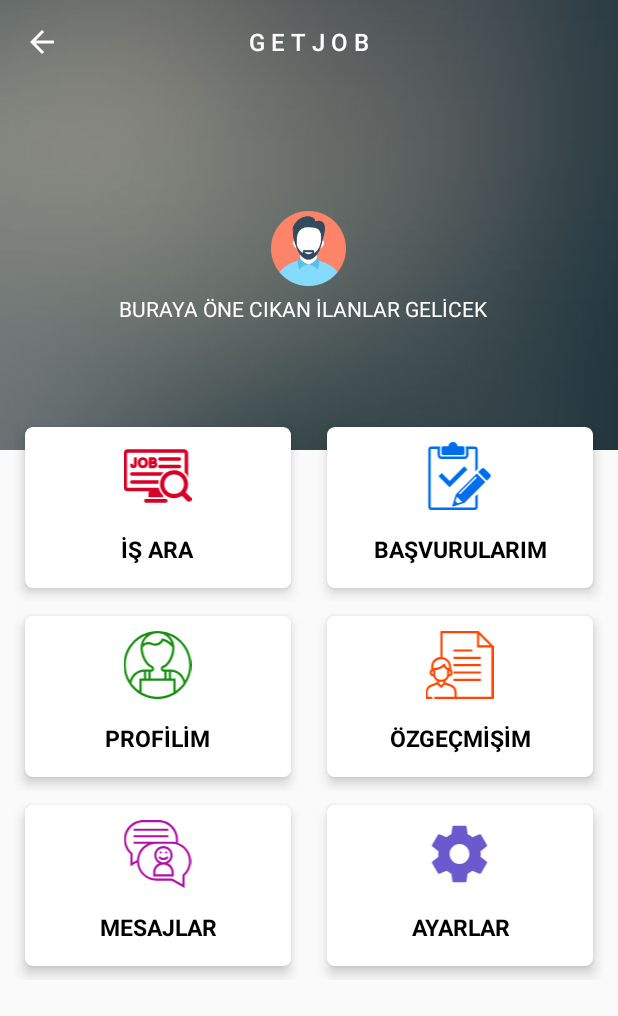
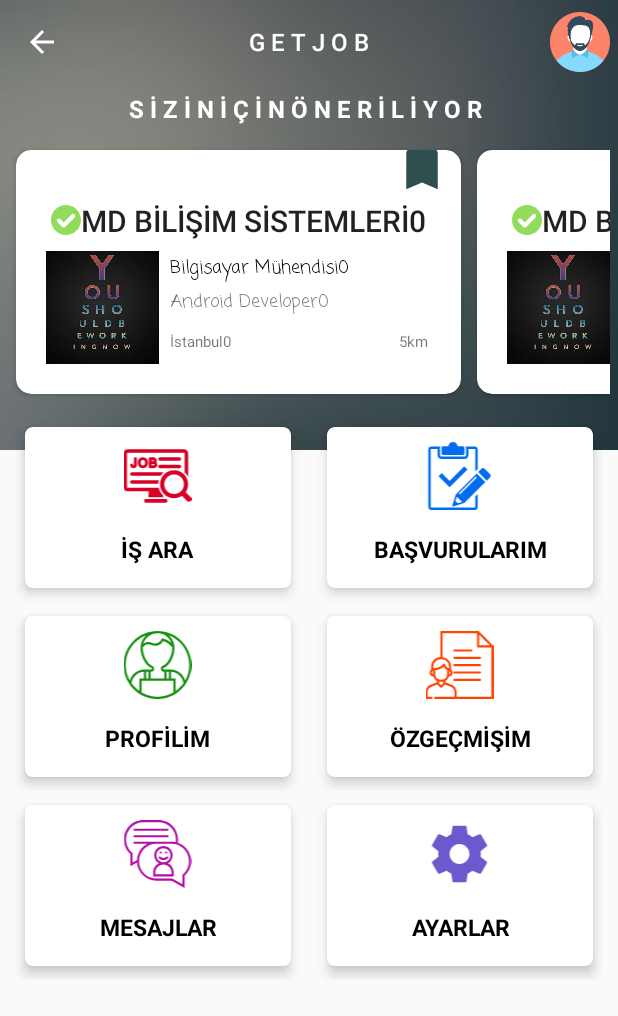
Before and after one commit to harrunisk/GetJob, an Android app: the UserIntro screen opened directly, with no data from a screen before it, on a phone screen of 412 x 824 dp. Shown: the top 1016 px of the screen. Run offline under Robolectric (Android 15) with nearby library versions, the phone set to English and light mode, and no system bars; libraries missing offline, so code that uses them is left out: com.nostra13.universalimageloader, com.wang.avi; 2 statements that could not run were skipped.

Commit message:
MainActivity üst bölüme Önerilen İş ilanları için RecyclerView eklendi.

```diff
--- a/app/src/main/java/com/example/harun/getjob/Profile/EditProfile.java
+++ b/app/src/main/java/com/example/harun/getjob/Profile/EditProfile.java
@@ -94,10 +94,7 @@ public class EditProfile extends AppCompatActivity implements contentFragment, V
         Log.d(TAG, "OnCreate Calıstı");
         setContentView(R.layout.edit_profile);
 
-//        if (savedInstanceState != null) {
-//
-//
-//        }
+
 
         //   if (Permissions.checkPermissionArray(this,Permissions.PERMISSIONS)) {
 
--- a/app/src/main/java/com/example/harun/getjob/Profile/profilPage.java
+++ b/app/src/main/java/com/example/harun/getjob/Profile/profilPage.java
@@ -106,7 +106,6 @@ public class profilPage extends AppCompatActivity {
 
 
         alertDialog.show();*/
-
 
 
     }
--- a/app/src/main/java/com/example/harun/getjob/UserIntro.java
+++ b/app/src/main/java/com/example/harun/getjob/UserIntro.java
@@ -3,36 +3,74 @@ package com.example.harun.getjob;
 import android.content.Intent;
 import android.os.Bundle;
 import android.support.v7.app.AppCompatActivity;
+import android.support.v7.widget.DefaultItemAnimator;
+import android.support.v7.widget.LinearLayoutManager;
+import android.support.v7.widget.RecyclerView;
+import android.util.Log;
 import android.view.View;
 import android.widget.RelativeLayout;
 
 import com.example.harun.getjob.Profile.profilPage;
+import com.example.harun.getjob.profileModel.JobAdvertAdapter;
+import com.example.harun.getjob.profileModel.JobAdvertModel;
+
+import java.util.ArrayList;
 
 /**
  * Created by Harun on 10-Jan-18.
  */
 
 public class UserIntro extends AppCompatActivity {
+    private static final String TAG = "UserIntro";
 
-    // Button profile;
+
     RelativeLayout profileLayout;
+    private RecyclerView recyclerViewJobAdvert;
+    ArrayList<JobAdvertModel> jobAdvertList;
+    JobAdvertAdapter mJobAdvertAdapter;
 
+    String denemeurl = "http://logosolusa.com/wp-content/uploads/parser/MD-Logo-1.png";
 
     @Override
     protected void onCreate(Bundle savedInstanceState) {
         super.onCreate(savedInstanceState);
         setContentView(R.layout.activity_user);
-
         gatherView();
+        init();
+        setRecyclerAdvertView();
 
     }
 
+    private void init() {
+
+        jobAdvertList = new ArrayList<JobAdvertModel>();
+    }
+
+    private void setRecyclerAdvertView() {
+
+        Log.d(TAG, "setRecyclerAdvertView: ");
+        for (int i = 0; i < 10; i++) {
+
+            jobAdvertList.add(new JobAdvertModel("MD BİLİŞİM SİSTEMLERİ" + i, "Bilgisayar Mühendisi" + i, "Android Developer" + i, "İstanbul" + i, "5km", denemeurl));
+
+        }
+        mJobAdvertAdapter = new JobAdvertAdapter(this, jobAdvertList);
+        recyclerViewJobAdvert.setAdapter(mJobAdvertAdapter);
+        LinearLayoutManager linearLayoutManager2 = new LinearLayoutManager(this);
+        linearLayoutManager2.setOrientation(LinearLayoutManager.HORIZONTAL);
+        recyclerViewJobAdvert.setLayoutManager(linearLayoutManager2);
+        recyclerViewJobAdvert.setItemAnimator(new DefaultItemAnimator());
+        recyclerViewJobAdvert.setHasFixedSize(true);
+
+
+    }
 
     public void gatherView() {
 
-
         //profile = (Button) findViewById(R.id.profileButon);
         profileLayout = findViewById(R.id.profileLayout);
+        recyclerViewJobAdvert = findViewById(R.id.recommendedList);
+
     }
 
     public void profilPage(View view) {
--- /dev/null
+++ b/app/src/main/java/com/example/harun/getjob/profileModel/JobAdvertAdapter.java
@@ -0,0 +1,88 @@
+package com.example.harun.getjob.profileModel;
+
+import android.content.Context;
+import android.support.v7.widget.RecyclerView;
+import android.util.Log;
+import android.view.LayoutInflater;
+import android.view.View;
+import android.view.ViewGroup;
+import android.widget.ImageView;
+import android.widget.TextView;
+
+import com.example.harun.getjob.Profile.UniversalImageLoader;
+import com.example.harun.getjob.R;
+import com.nostra13.universalimageloader.core.ImageLoader;
+
+import java.util.ArrayList;
+
+/**
+ * Created by mayne on 20.03.2018.
+ */
+
+public class JobAdvertAdapter extends RecyclerView.Adapter<JobAdvertAdapter.MyViewHolder> {
+
+    private static final String TAG = "JobAdvertAdapter";
+    private ArrayList<JobAdvertModel> jobAdvertModelArrayList;
+    private LayoutInflater inflater;
+    private Context mContext;
+    JobAdvertModel mAdvertModel;
+
+    public JobAdvertAdapter(Context context, ArrayList<JobAdvertModel> jobAdvertModelArrayList) {
+        Log.d(TAG, "JobAdvertAdapter: Constructor ");
+        this.inflater = LayoutInflater.from(context);
+        this.mContext = context;
+        this.jobAdvertModelArrayList = jobAdvertModelArrayList;
+    }
+
+    @Override
+    public MyViewHolder onCreateViewHolder(ViewGroup parent, int viewType) {
+        View view = inflater.inflate(R.layout.job_advert, null,false);
+        MyViewHolder viewHolder = new MyViewHolder(view);
+
+        return viewHolder;
+    }
+
+    @Override
+    public void onBindViewHolder(MyViewHolder holder, int position) {
+        Log.d(TAG, "onBindViewHolder: ");
+        mAdvertModel = jobAdvertModelArrayList.get(position);
+
+        holder.companyName.setText(mAdvertModel.getCompanyName());
+        holder.companyJob.setText(mAdvertModel.getCompanyJob());
+        holder.jobDescpriction.setText(mAdvertModel.getJobDescpriction());
+        holder.companyLocation.setText(mAdvertModel.getCompanyLocation());
+        holder.companyDistance.setText(mAdvertModel.getCompanyDistance());
+
+
+        UniversalImageLoader universalImageLoader = new UniversalImageLoader(mContext);
+        ImageLoader.getInstance().init(universalImageLoader.configuration());
+        UniversalImageLoader.setImage(mAdvertModel.getCompanyLogoUrl(), holder.companyLogo, null, "");
+
+
+    }
+
+    @Override
+    public int getItemCount() {
+        return jobAdvertModelArrayList.size();
+    }
+
+    public class MyViewHolder extends RecyclerView.ViewHolder {
+
+        TextView companyName, companyJob, jobDescpriction, companyLocation, companyDistance;
+        ImageView companyLogo, saveAdvert;
+
+        public MyViewHolder(View itemView) {
+            super(itemView);
+            Log.d(TAG, "MyViewHolder: ");
+            companyName = itemView.findViewById(R.id.companyName);
+            companyJob = itemView.findViewById(R.id.companyJob);
+            jobDescpriction = itemView.findViewById(R.id.jobDescpriction);
+            companyLocation = itemView.findViewById(R.id.companyLocation);
+            companyDistance = itemView.findViewById(R.id.companyDistance);
+            companyLogo = itemView.findViewById(R.id.companyLogo);
+            saveAdvert = itemView.findViewById(R.id.saveAdvert);
+
+
+        }
+    }
+}
--- /dev/null
+++ b/app/src/main/java/com/example/harun/getjob/profileModel/JobAdvertModel.java
@@ -0,0 +1,89 @@
+package com.example.harun.getjob.profileModel;
+
+import android.util.Log;
+
+/**
+ * Created by mayne on 20.03.2018.
+ */
+
+public class JobAdvertModel {
+
+    private static final String TAG = "JobAdvertModel";
+
+    private String companyName, companyJob, jobDescpriction, companyLocation, companyDistance, companyLogoUrl;
+
+    public JobAdvertModel(String companyName, String companyJob, String jobDescpriction, String companyLocation, String companyDistance, String companyLogoUrl) {
+        Log.d(TAG, "JobAdvertModel: Constructor");
+
+        this.companyName = companyName;
+        this.companyJob = companyJob;
+        this.jobDescpriction = jobDescpriction;
+        this.companyLocation = companyLocation;
+        this.companyDistance = companyDistance;
+        this.companyLogoUrl = companyLogoUrl;
+    }
+
+    public JobAdvertModel() {
+    }
+
+    public String getCompanyName() {
+        return companyName;
+    }
+
+    public void setCompanyName(String companyName) {
+        this.companyName = companyName;
+    }
+
+    public String getCompanyJob() {
+        return companyJob;
+    }
+
+    public void setCompanyJob(String companyJob) {
+        this.companyJob = companyJob;
+    }
+
+    public String getJobDescpriction() {
+        return jobDescpriction;
+    }
+
+    public void setJobDescpriction(String jobDescpriction) {
+        this.jobDescpriction = jobDescpriction;
+    }
+
+    public String getCompanyLocation() {
+        return companyLocation;
+    }
+
+    public void setCompanyLocation(String companyLocation) {
+        this.companyLocation = companyLocation;
+    }
+
+    public String getCompanyDistance() {
+        return companyDistance;
+    }
+
+    public void setCompanyDistance(String companyDistance) {
+        this.companyDistance = companyDistance;
+    }
+
+    public String getCompanyLogoUrl() {
+        return companyLogoUrl;
+    }
+
+    public void setCompanyLogoUrl(String companyLogoUrl) {
+        this.companyLogoUrl = companyLogoUrl;
+    }
+
+    @Override
+    public String toString() {
+        return "JobAdvertModel{" +
+                "companyName='" + companyName + '\'' +
+                ", companyJob='" + companyJob + '\'' +
+                ", jobDescpriction='" + jobDescpriction + '\'' +
+                ", companyLocation='" + companyLocation + '\'' +
+                ", companyDistance='" + companyDistance + '\'' +
+                ", companyLogoUrl='" + companyLogoUrl + '\'' +
+                '}';
+    }
+
+}
--- /dev/null
+++ b/app/src/main/res/drawable/tick.xml
@@ -0,0 +1,11 @@
+<?xml version="1.0" encoding="utf-8"?>
+<vector xmlns:android="http://schemas.android.com/apk/res/android"
+    android:width="20dp"
+    android:height="20dp"
+    android:viewportWidth="191.667"
+    android:viewportHeight="191.667">
+
+    <path
+        android:fillColor="#91DC5A"
+        android:pathData="M95.833,0C42.991,0,0,42.99,0,95.833s42.991,95.834,95.833,95.834s95.833-42.991,95.833-95.834S148.676,0,95.833,0z M150.862,79.646l-60.207,60.207c-2.56,2.56-5.963,3.969-9.583,3.969c-3.62,0-7.023-1.409-9.583-3.969l-30.685-30.685 c-2.56-2.56-3.97-5.963-3.97-9.583c0-3.621,1.41-7.024,3.97-9.584c2.559-2.56,5.962-3.97,9.583-3.97c3.62,0,7.024,1.41,9.583,3.971 l21.101,21.1l50.623-50.623c2.56-2.56,5.963-3.969,9.583-3.969c3.62,0,7.023,1.409,9.583,3.969 C156.146,65.765,156.146,74.362,150.862,79.646z" />
+</vector>
--- a/app/src/main/res/layout/activity_user.xml
+++ b/app/src/main/res/layout/activity_user.xml
@@ -41,31 +41,44 @@
                     android:textSize="16sp"
                     android:textStyle="bold" />
 
+                <ImageView
+                    android:layout_width="40dp"
+                    android:layout_height="40dp"
+                    android:layout_gravity="end"
+                    android:layout_marginEnd="5dp"
+                    android:src="@drawable/man" />
+
 
             </android.support.v7.widget.Toolbar>
 
+            <!-- ÖNE CIKAN İLANLAR  -->
             <LinearLayout
                 android:layout_width="match_parent"
                 android:layout_height="match_parent"
-                android:gravity="center"
                 android:orientation="vertical">
 
-
-                <ImageView
-                    android:layout_width="70dp"
-                    android:layout_height="50dp"
-                    android:layout_gravity="center_horizontal"
-                    android:src="@drawable/man" />
 
                 <TextView
                     android:layout_width="wrap_content"
                     android:layout_height="wrap_content"
                     android:layout_gravity="center_horizontal"
                     android:layout_marginTop="5dp"
-                    android:text="BURAYA ÖNE CIKAN İLANLAR GELİCEK  "
+                    android:text="S İ Z İ N İ Ç İ N Ö N E R İ L İ Y O R "
                     android:textAlignment="center"
                     android:textColor="@color/white"
-                    android:textSize="14sp" />
+                    android:textSize="16sp"
+                    android:textStyle="bold" />
+
+
+                <android.support.v7.widget.RecyclerView
+                    android:id="@+id/recommendedList"
+                    android:layout_width="wrap_content"
+                    android:layout_height="wrap_content"
+                    android:layout_marginTop="5dp"
+                    android:padding="5dp">
+
+
+                </android.support.v7.widget.RecyclerView>
 
 
             </LinearLayout>
@@ -99,9 +112,9 @@
                     android:layout_marginEnd="5dp"
                     android:layout_weight="1"
                     app:cardCornerRadius="5dp"
+                    app:cardElevation="@dimen/cardview_elevation"
+
                     app:cardUseCompatPadding="true"
-
-                    app:cardElevation="@dimen/cardview_elevation"
 
                     >
 
@@ -141,17 +154,16 @@
                     android:layout_height="match_parent"
                     android:layout_marginStart="5dp"
                     android:layout_weight="1"
-                    app:cardUseCompatPadding="true"
                     app:cardCornerRadius="5dp"
-                    app:cardElevation="@dimen/cardview_elevation">
+                    app:cardElevation="@dimen/cardview_elevation"
+                    app:cardUseCompatPadding="true">
 
                     <RelativeLayout
                         android:layout_width="wrap_content"
                         android:layout_height="wrap_content"
                         android:layout_gravity="center"
                         android:clickable="true"
-                        android:focusable="true"
-                       >
+                        android:focusable="true">
 
                         <ImageView
                             android:id="@+id/basvurular"
@@ -193,8 +205,8 @@
                     android:layout_marginEnd="5dp"
                     android:layout_weight="1"
                     app:cardCornerRadius="5dp"
-                    app:cardUseCompatPadding="true"
-                    app:cardElevation="@dimen/cardview_elevation">
+                    app:cardElevation="@dimen/cardview_elevation"
+                    app:cardUseCompatPadding="true">
 
                     <RelativeLayout
                         android:id="@+id/profileLayout"
@@ -235,10 +247,10 @@
                     android:layout_height="match_parent"
                     android:layout_marginStart="5dp"
                     android:layout_weight="1"
-                    app:cardUseCompatPadding="true"
+                    app:cardCornerRadius="5dp"
 
-                    app:cardCornerRadius="5dp"
-                    app:cardElevation="@dimen/cardview_elevation">
+                    app:cardElevation="@dimen/cardview_elevation"
+                    app:cardUseCompatPadding="true">
 
                     <RelativeLayout
                         android:layout_width="wrap_content"
@@ -293,17 +305,16 @@
                     android:layout_marginEnd="5dp"
                     android:layout_weight="1"
                     app:cardCornerRadius="5dp"
-                    app:cardUseCompatPadding="true"
+                    app:cardElevation="@dimen/cardview_elevation"
 
-                    app:cardElevation="@dimen/cardview_elevation">
+                    app:cardUseCompatPadding="true">
 
                     <RelativeLayout
                         android:layout_width="wrap_content"
                         android:layout_height="wrap_content"
                         android:layout_gravity="center"
                         android:clickable="true"
-                        android:focusable="true"
-                        >
+                        android:focusable="true">
 
 
                         <ImageView
@@ -337,16 +348,15 @@
                     android:layout_marginStart="5dp"
                     android:layout_weight="1"
                     app:cardCornerRadius="5dp"
-                    app:cardUseCompatPadding="true"
-                    app:cardElevation="@dimen/cardview_elevation">
+                    app:cardElevation="@dimen/cardview_elevation"
+                    app:cardUseCompatPadding="true">
 
                     <RelativeLayout
                         android:layout_width="wrap_content"
                         android:layout_height="wrap_content"
                         android:layout_gravity="center"
                         android:clickable="true"
-                        android:focusable="true"
-                        >
+                        android:focusable="true">
 
                         <ImageView
                             android:id="@+id/ayarlar"
@@ -354,8 +364,8 @@
                             android:layout_height="45dp"
                             android:layout_centerHorizontal="true"
                             android:layout_marginTop="10dp"
-                            android:tint="@color/SlateBlue"
-                            android:src="@drawable/ic_settings_black_24dp" />
+                            android:src="@drawable/ic_settings_black_24dp"
+                            android:tint="@color/SlateBlue" />
 
                         <TextView
                             android:layout_width="wrap_content"
--- a/app/src/main/res/layout/adapter.xml
+++ b/app/src/main/res/layout/adapter.xml
@@ -5,6 +5,8 @@
     android:layout_width="match_parent"
     android:layout_height="wrap_content"
     android:layout_gravity="center"
+    android:elevation="5dp"
+    app:cardCornerRadius="10dp"
     app:cardUseCompatPadding="true">
 
     <FrameLayout
@@ -23,14 +25,15 @@
                 android:id="@+id/titleTextView"
                 style="@style/TextAppearance.AppCompat.Title"
                 android:layout_width="wrap_content"
-                android:layout_height="wrap_content" />
+                android:layout_height="wrap_content"
+                android:text="İŞ İLANLARI" />
 
             <TextView
                 android:id="@+id/contentTextView"
                 style="@style/TextAppearance.AppCompat.Body1"
                 android:layout_width="wrap_content"
                 android:layout_height="wrap_content"
-                android:layout_marginTop="24dp"/>
+                android:layout_marginTop="24dp" />
 
             <Button
                 style="@style/ButtonStyle"
--- /dev/null
+++ b/app/src/main/res/layout/job_advert.xml
@@ -0,0 +1,119 @@
+<?xml version="1.0" encoding="utf-8"?>
+<android.support.v7.widget.CardView xmlns:android="http://schemas.android.com/apk/res/android"
+    xmlns:app="http://schemas.android.com/apk/res-auto"
+    android:id="@+id/cardView"
+    android:layout_width="300dp"
+    android:layout_height="wrap_content"
+    android:layout_gravity="center"
+    android:elevation="10dp"
+    app:cardCornerRadius="10dp"
+    app:cardUseCompatPadding="true">
+
+    <FrameLayout
+        android:layout_width="match_parent"
+        android:layout_height="wrap_content">
+
+
+        <LinearLayout
+            android:layout_width="match_parent"
+            android:layout_height="wrap_content"
+            android:orientation="vertical"
+            android:padding="20dp">
+
+
+            <TextView
+                android:id="@+id/companyName"
+                style="@style/TextAppearance.AppCompat.Title"
+                android:layout_width="match_parent"
+                android:layout_height="wrap_content"
+                android:layout_marginTop="10dp"
+                android:drawableLeft="@drawable/tick"
+                android:padding="3dp"
+                android:text="MD Bilişim Sistemleri"
+                android:textAlignment="center" />
+
+            <RelativeLayout
+                android:id="@+id/info"
+                android:layout_width="match_parent"
+                android:layout_height="wrap_content"
+                android:layout_marginTop="3dp">
+
+                <ImageView
+                    android:id="@+id/companyLogo"
+                    android:layout_width="75dp"
+                    android:layout_height="75dp"
+                    android:scaleType="fitXY"
+                    android:src="@drawable/work" />
+
+                <TextView
+                    android:id="@+id/companyJob"
+                    android:layout_width="match_parent"
+                    android:layout_height="wrap_content"
+                    android:layout_alignTop="@id/companyLogo"
+                    android:layout_toEndOf="@id/companyLogo"
+                    android:fontFamily="casual"
+                    android:padding="2dp"
+                    android:layout_marginStart="5dp"
+                    android:text="BİLGİSAYAR MÜHENDİSİ "
+                    android:textColor="@color/black"
+                    android:textSize="12dp"
+
+                    />
+
+                <TextView
+                    android:id="@+id/jobDescpriction"
+                    android:layout_width="match_parent"
+                    android:layout_height="wrap_content"
+                    android:layout_below="@id/companyJob"
+                    android:layout_toRightOf="@id/companyLogo"
+                    android:padding="2dp"
+                    android:layout_marginStart="5dp"
+                    android:fontFamily="casual"
+
+                    android:text="ANDROİD DEVELOPER "
+                    android:textSize="12dp" />
+
+
+                <TextView
+                    android:id="@+id/companyLocation"
+                    android:layout_width="wrap_content"
+                    android:layout_height="wrap_content"
+                    android:layout_marginStart="5dp"
+
+                    android:layout_alignBottom="@id/companyLogo"
+                    android:layout_below="@id/jobDescpriction"
+                    android:layout_toRightOf="@id/companyLogo"
+                    android:gravity="center_vertical"
+                    android:padding="2dp"
+                    android:text="İstanbul "
+                    android:textSize="10dp" />
+                <TextView
+                    android:id="@+id/companyDistance"
+                    android:layout_width="wrap_content"
+                    android:layout_height="wrap_content"
+                    android:layout_alignBottom="@id/companyLogo"
+                    android:layout_below="@id/jobDescpriction"
+                    android:gravity="center_vertical"
+                    android:padding="2dp"
+                    android:layout_alignParentEnd="true"
+                    android:text="2km"
+                    android:textSize="10dp" />
+
+            </RelativeLayout>
+
+
+        </LinearLayout>
+
+        <ImageView
+            android:id="@+id/saveAdvert"
+            android:layout_width="wrap_content"
+            android:layout_height="wrap_content"
+            android:layout_gravity="top|end"
+            android:layout_marginEnd="8dp"
+            android:layout_marginRight="8dp"
+            android:layout_marginTop="-5dp"
+            android:src="@drawable/ic_bookmark_24dp" />
+
+    </FrameLayout>
+
+</android.support.v7.widget.CardView>
```
